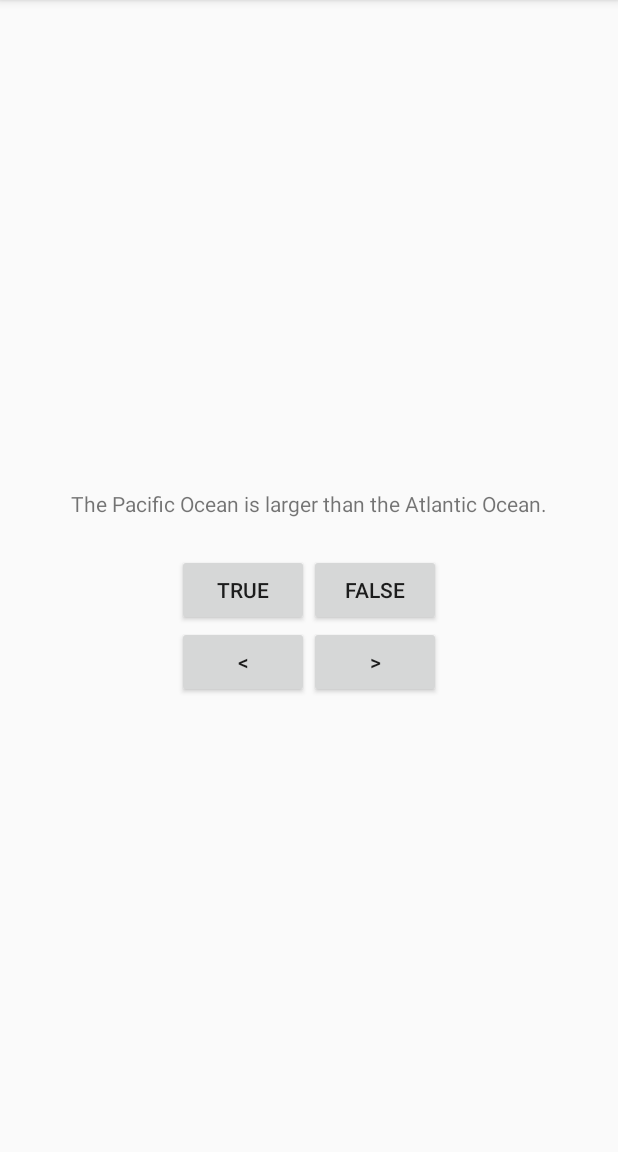
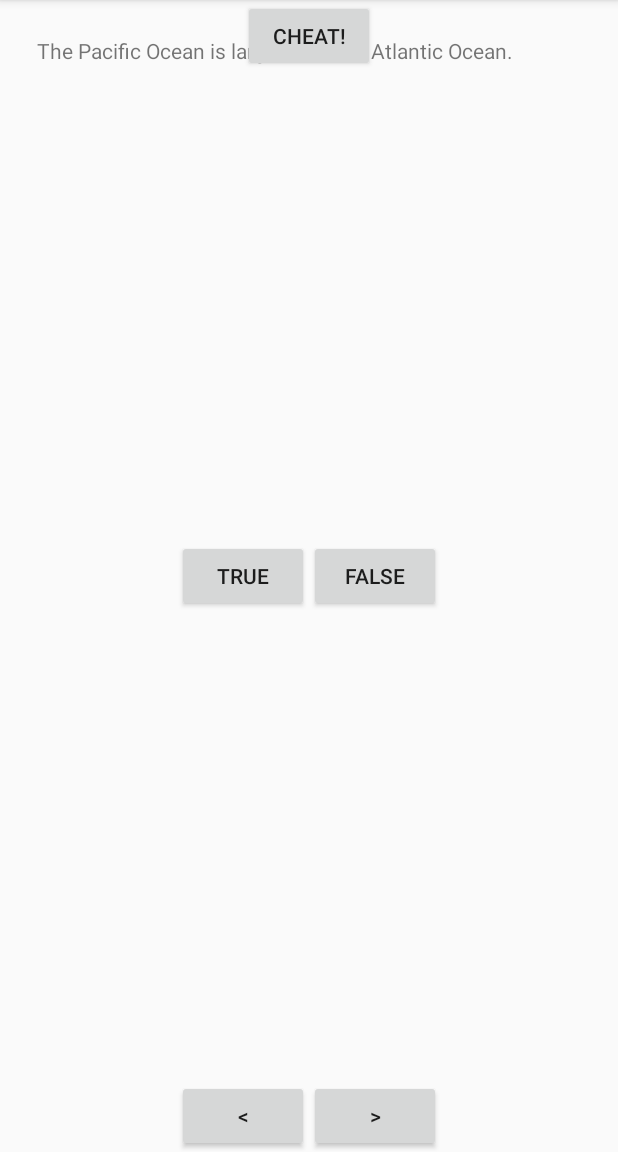
Before and after one commit to kimichang/Android_GeoQuiz, an Android app: the screen it shows after launch (QuizActivity), on a phone screen of 412 x 824 dp, the part 84-1236 px from its top. Run offline under Robolectric (Android 15) with nearby library versions, the phone set to English and light mode, and no system bars.

Commit message:
Complete Challenges!

```diff
--- a/app/src/main/java/com/newgeniuser/geoquiz/QuizActivity.java
+++ b/app/src/main/java/com/newgeniuser/geoquiz/QuizActivity.java
@@ -1,9 +1,9 @@
 package com.newgeniuser.geoquiz;
 
+import android.content.Intent;
 import android.support.v7.app.AppCompatActivity;
 import android.os.Bundle;
-import android.view.Menu;
-import android.view.MenuItem;
+import android.util.Log;
 import android.view.View;
 import android.widget.Button;
 import android.widget.TextView;
@@ -11,10 +11,13 @@ import android.widget.Toast;
 
 public class QuizActivity extends AppCompatActivity {
 
+    private static final String TAG="QuizActivity";
+    private static final String KEY_INDEX="index";
     private Button mTrueButton;
     private Button mFalseButton;
     private Button mNextButton;
     private Button mPrevButton;
+    private Button mCheatButton;
     private TextView mQuestionTextView;
     private Question[] mQuestionBank=new Question[]{
             new Question(R.string.question_oceans,true),
@@ -29,14 +32,18 @@ public class QuizActivity extends AppCompatActivity {
     @Override
     protected void onCreate(Bundle savedInstanceState) {
         super.onCreate(savedInstanceState);
+        if(savedInstanceState!=null){
+            mCurrentIndex=savedInstanceState.getInt(KEY_INDEX,0);
+        }
         setContentView(R.layout.activity_quiz);
         mQuestionTextView=(TextView)findViewById(R.id.question_text_view);
-        mNextButton=(Button)findViewById(R.id.mext_button);
+        mNextButton=(Button)findViewById(R.id.next_button);
         mPrevButton=(Button)findViewById(R.id.pre_button);
      //   int question=mQuestionBank[mCurrentIndex].getTextResId();
       //  mQuestionTextView.setText(question);
         mTrueButton=(Button)findViewById(R.id.true_button);
         mFalseButton=(Button)findViewById(R.id.false_button);
+        mCheatButton=(Button)findViewById(R.id.cheat_button);
         mTrueButton.setOnClickListener(new View.OnClickListener(){
             @Override
             public void onClick(View v){
@@ -76,8 +83,24 @@ public class QuizActivity extends AppCompatActivity {
                 updateQuestion();
             }
         });
+
+        mCheatButton.setOnClickListener(new View.OnClickListener(){
+            @Override
+            public void onClick(View v){
+                boolean answerIsTrue=mQuestionBank[mCurrentIndex].isAnswerTrue();
+                Intent intent=CheatActivity.newIntent(QuizActivity.this,answerIsTrue);
+                startActivity(intent);
+
+            }
+        });
        updateQuestion();
     }
+        @Override
+        public void onSaveInstanceState(Bundle savedInstanceState){
+            super.onSaveInstanceState(savedInstanceState);
+            Log.i(TAG,"onSaveInstanceState");
+            savedInstanceState.putInt(KEY_INDEX,mCurrentIndex);
+        }
 
     private void updateQuestion(){
         int question=mQuestionBank[mCurrentIndex].getTextResId();
--- a/app/src/main/res/layout/activity_quiz.xml
+++ b/app/src/main/res/layout/activity_quiz.xml
@@ -1,21 +1,21 @@
 <?xml version="1.0" encoding="utf-8"?>
-<LinearLayout xmlns:android="http://schemas.android.com/apk/res/android"
-    xmlns:tools="http://schemas.android.com/tools"
+<FrameLayout xmlns:android="http://schemas.android.com/apk/res/android"
+
     android:layout_width="match_parent"
-    android:layout_height="match_parent"
-    android:gravity="center"
-    android:orientation="vertical">
+    android:layout_height="match_parent">
 
     <TextView
         android:id="@+id/question_text_view"
         android:layout_width="wrap_content"
         android:layout_height="wrap_content"
+        android:gravity="center_horizontal"
         android:padding="24dp"
          />
 
         <LinearLayout
             android:layout_width="wrap_content"
             android:layout_height="wrap_content"
+            android:layout_gravity="center_vertical|center_horizontal"
             android:orientation="horizontal">
 
             <Button
@@ -35,6 +35,7 @@
         <LinearLayout
             android:layout_width="wrap_content"
             android:layout_height="wrap_content"
+            android:layout_gravity="bottom|center_horizontal"
             android:orientation="horizontal">
 
             <Button
@@ -45,10 +46,16 @@
                 android:text="@string/pre_button"/>
 
             <Button
-
-            android:id="@+id/mext_button"
+            android:layout_gravity="bottom|right"
+            android:id="@+id/next_button"
             android:layout_width="wrap_content"
             android:layout_height="wrap_content"
             android:text="@string/next_button"/>
         </LinearLayout>
-</LinearLayout>
+            <Button
+                android:id="@+id/cheat_button"
+                android:layout_width="wrap_content"
+                android:layout_height="wrap_content"
+                android:text="@string/cheat_button"
+                android:layout_gravity="center|top" />
+</FrameLayout>
--- a/app/src/main/res/values/strings.xml
+++ b/app/src/main/res/values/strings.xml
@@ -13,4 +13,9 @@
     <string name="question_africa">The source of the Nile River is in Egypt.</string>
     <string name="question_americas">The Amazon River is the longest river in the Americas.</string>
     <string name="question_asia">Lake Baikal is the world\'s oldest and deepest freshwater lake.</string>
+    <string name="warning_text">Are you sure you want to do this?</string>
+    <string name="show_answer_button">Show Answer</string>
+    <string name="cheat_button">Cheat!</string>
+    <string name="judgment_toast">Cheating is wrong!</string>
+    <string name="title_activity_cheat">this is cheat</string>
 </resources>
```
Also changed, not shown: app/src/main/AndroidManifest.xml (+8 -3 lines), app/src/main/java/com/newgeniuser/geoquiz/CheatActivity.java (added, +25 -0 lines), app/src/main/res/layout/activity_cheat.xml (added, +28 -0 lines).
